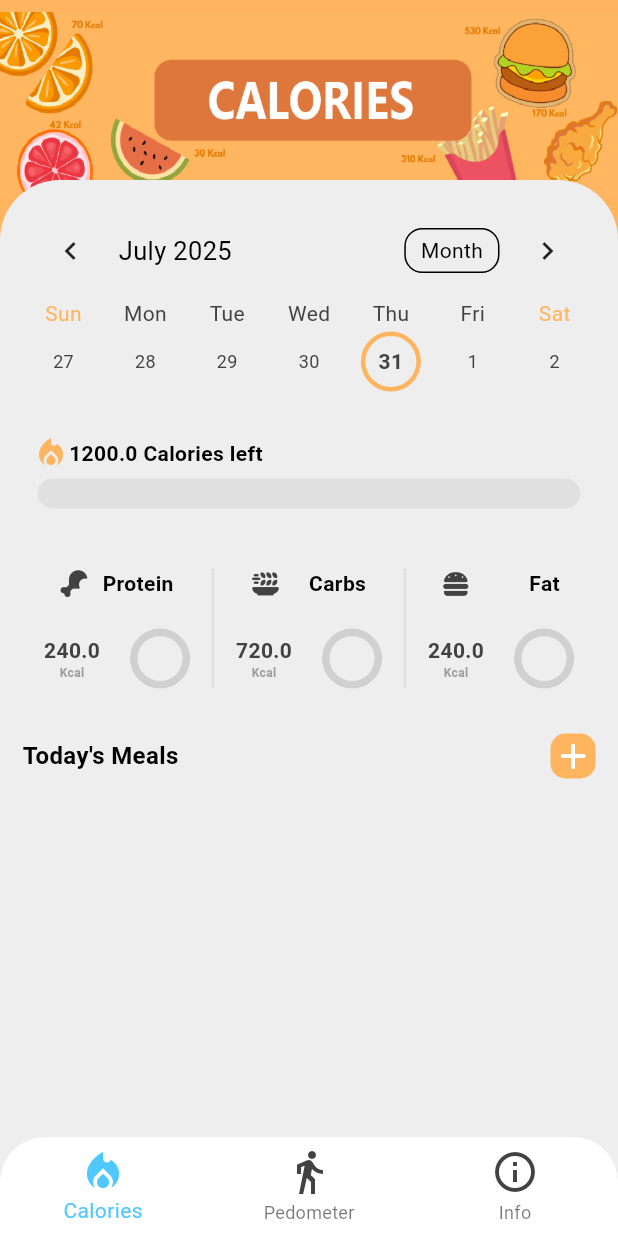
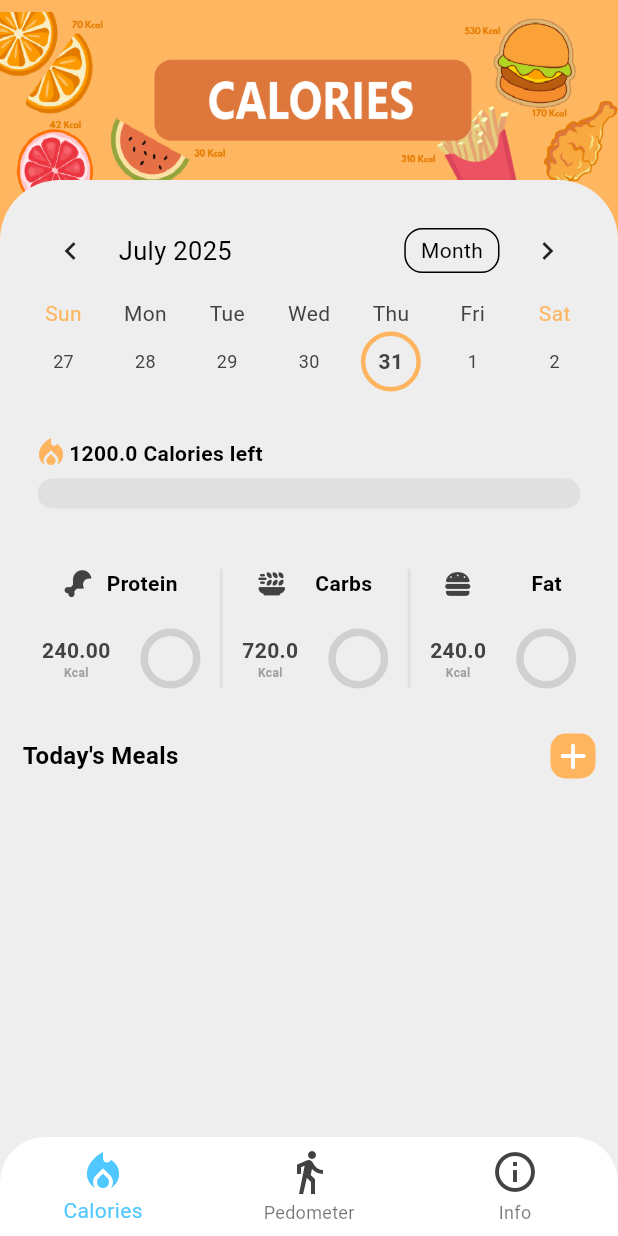
Before and after one commit to AseelFatayerji/HealthApp, a Flutter app: the screen it shows after launch, on a phone screen of 412 x 824 dp. Run offline on Flutter 3.47's test engine with Material 3 defaults, Android fonts, the light colour scheme and no system bars; drawn by our look-alikes of percent_indicator, table_calendar; our stand-ins replace dotted_border, flutter_dotenv, flutter_local_notifications, flutter_switch, font_awesome_flutter, google_generative_ai and 5 more; missing offline and left inert: units_converter.

Commit message:
fixed protein display

```diff
--- a/lib/screens/calories_screen.dart
+++ b/lib/screens/calories_screen.dart
@@ -78,10 +78,10 @@ class _CaloriesScreen extends State<CaloriesScreen> {
                               context,
                             ).colorScheme.primary,
                             lineHeight: 20,
-                            percent:
-                                1 -
+                            percent:1-
                                 ((provider.goalCalories - calories) /
-                                    provider.goalCalories),
+                                        provider.goalCalories)
+                                    .clamp(0.0, 1.0),
                             barRadius: Radius.circular(10),
                             progressColor: Color.fromARGB(255, 255, 181, 96),
                           ),
@@ -122,7 +122,9 @@ class _CaloriesScreen extends State<CaloriesScreen> {
                                       Column(
                                         children: [
                                           Text(
-                                            '${(provider.goalCalories * 0.2) - protein}',
+                                            ((provider.goalCalories * 0.2) -
+                                                    protein)
+                                                .toStringAsFixed(2),
                                             style: TextStyle(
                                               color: Theme.of(
                                                 context,
```
